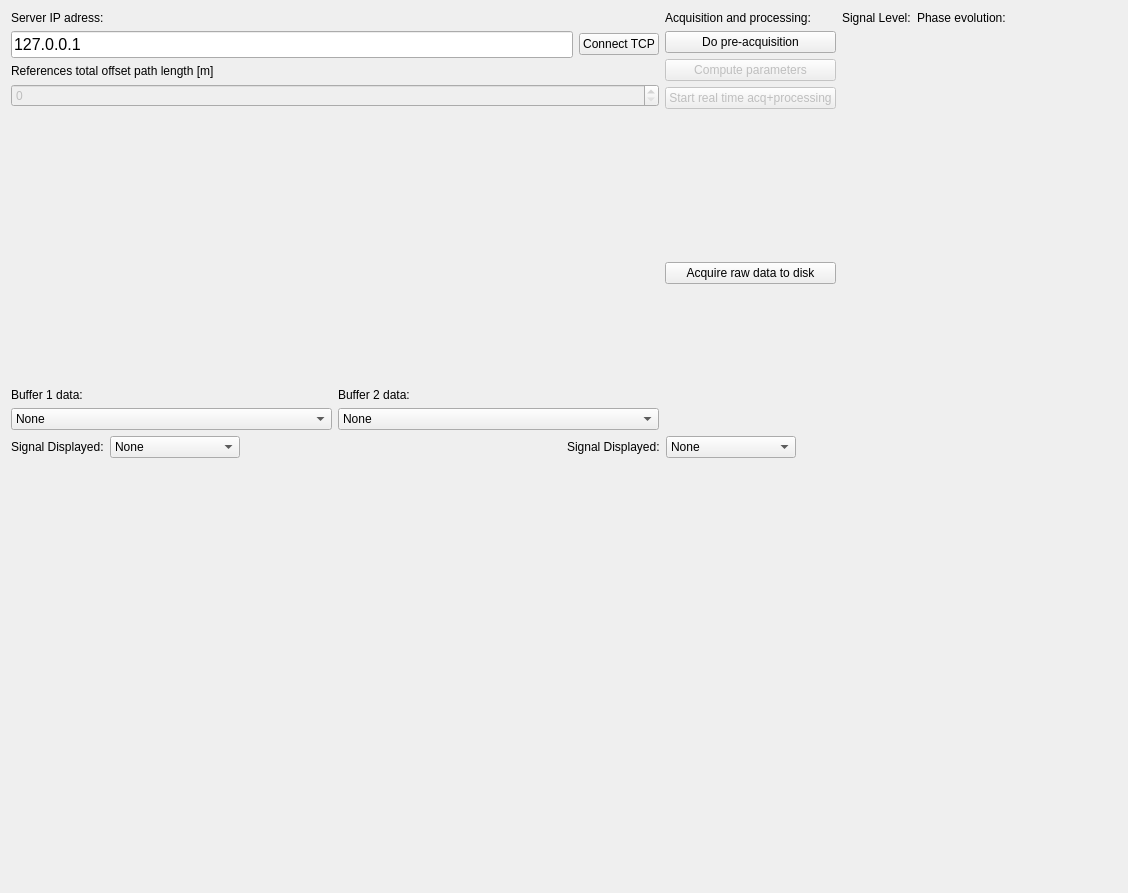
Qt form python_interface/ui_elements/tab_controls.ui (MathWalsh/The_PUG_DCS_on_GPU) before a commit.
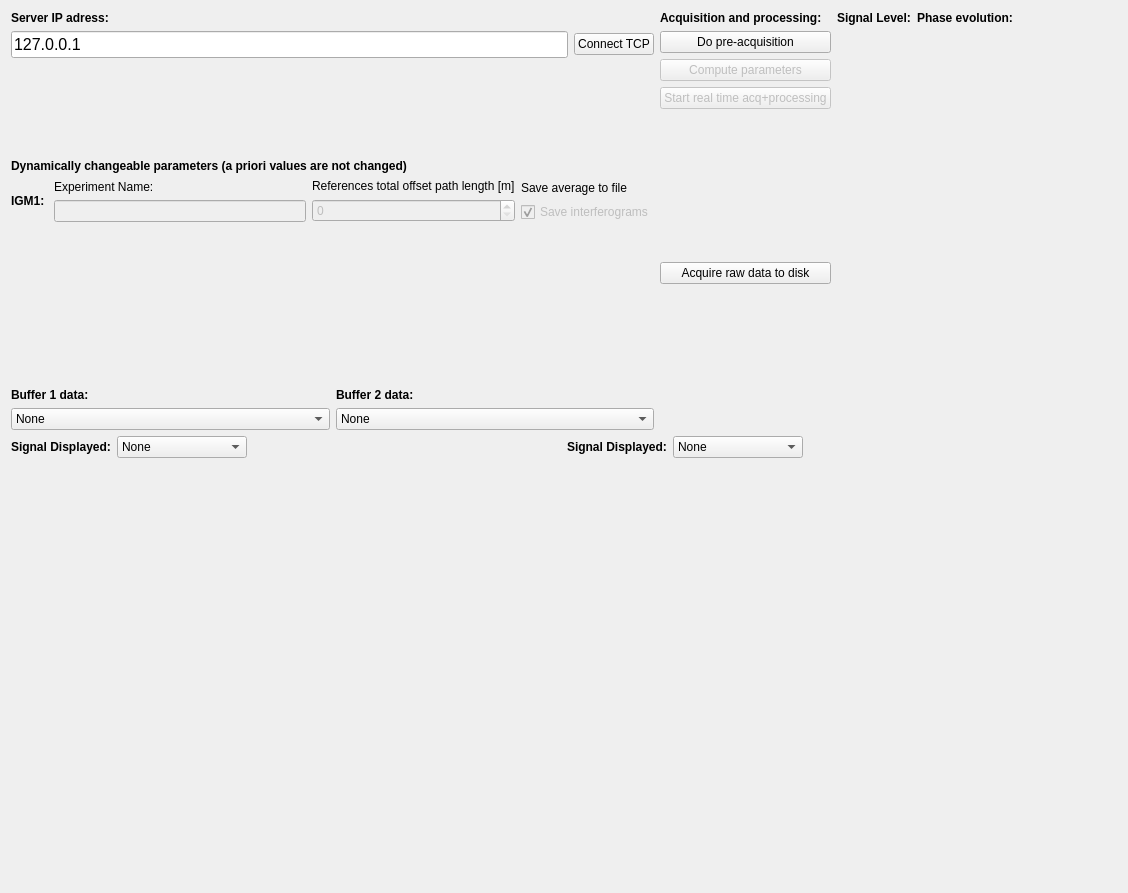
The same form after that commit. Custom widgets are drawn as their Qt base class.

Commit message: Added UDP remote control to Python GUI, minor refactor of mai window, put utility functions in separate files

Diff of the .ui file:
```diff
--- a/python_interface/ui_elements/tab_controls.ui
+++ b/python_interface/ui_elements/tab_controls.ui
@@ -28,6 +28,12 @@
              <verstretch>0</verstretch>
             </sizepolicy>
            </property>
+           <property name="font">
+            <font>
+             <weight>75</weight>
+             <bold>true</bold>
+            </font>
+           </property>
            <property name="text">
             <string>Server IP adress:</string>
            </property>
@@ -58,39 +64,176 @@
          </item>
         </layout>
        </item>
+       <item>
+        <spacer name="verticalSpacer_5">
+         <property name="orientation">
+          <enum>Qt::Vertical</enum>
+         </property>
+         <property name="sizeHint" stdset="0">
+          <size>
+           <width>20</width>
+           <height>40</height>
+          </size>
+         </property>
+        </spacer>
+       </item>
+       <item>
+        <widget class="QLabel" name="label_4">
+         <property name="font">
+          <font>
+           <weight>75</weight>
+           <bold>true</bold>
+          </font>
+         </property>
+         <property name="text">
+          <string>Dynamically changeable parameters (a priori values are not changed)</string>
+         </property>
+        </widget>
+       </item>
        <item>
         <layout class="QVBoxLayout" name="verticalLayout_3">
          <item>
-          <layout class="QHBoxLayout" name="horizontalLayout_8"/>
+          <layout class="QHBoxLayout" name="horizontalLayout">
+           <item>
+            <widget class="QLabel" name="label_12">
+             <property name="font">
+              <font>
+               <weight>75</weight>
+               <bold>true</bold>
+              </font>
+             </property>
+             <property name="text">
+              <string>IGM1: </string>
+             </property>
+            </widget>
+           </item>
+           <item>
+            <layout class="QVBoxLayout" name="verticalLayout_11">
+             <item>
+              <widget class="QLabel" name="label_3">
+               <property name="font">
+                <font>
+                 <weight>50</weight>
+                 <bold>false</bold>
+                </font>
+               </property>
+               <property name="text">
+                <string>Experiment Name:</string>
+               </property>
+              </widget>
+             </item>
+             <item>
+              <widget class="QLineEdit" name="igm1_expName">
+               <property name="enabled">
+                <bool>false</bool>
+               </property>
+              </widget>
+             </item>
+            </layout>
+           </item>
+           <item>
+            <layout class="QVBoxLayout" name="verticalLayout_9">
+             <item>
+              <widget class="QLabel" name="label_2">
+               <property name="font">
+                <font>
+                 <weight>50</weight>
+                 <bold>false</bold>
+                </font>
+               </property>
+               <property name="text">
+                <string>References total offset path length [m]</string>
+               </property>
+              </widget>
+             </item>
+             <item>
+              <widget class="QSpinBox" name="igm1_pathLength_Spinbox">
+               <property name="enabled">
+                <bool>false</bool>
+               </property>
+               <property name="minimum">
+                <number>0</number>
+               </property>
+               <property name="maximum">
+                <number>20000</number>
+               </property>
+               <property name="singleStep">
+                <number>10</number>
+               </property>
+              </widget>
+             </item>
+            </layout>
+           </item>
+           <item>
+            <layout class="QVBoxLayout" name="verticalLayout_14">
+             <item>
+              <widget class="QLabel" name="label_14">
+               <property name="font">
+                <font>
+                 <weight>50</weight>
+                 <bold>false</bold>
+                </font>
+               </property>
+               <property name="text">
+                <string>Save average to file</string>
+               </property>
+              </widget>
+             </item>
+             <item>
+              <widget class="QCheckBox" name="igm1_saveIGMs">
+               <property name="enabled">
+                <bool>false</bool>
+               </property>
+               <property name="text">
+                <string>Save interferograms</string>
+               </property>
+               <property name="checked">
+                <bool>true</bool>
+               </property>
+              </widget>
+             </item>
+            </layout>
+           </item>
+          </layout>
          </item>
          <item>
-          <layout class="QHBoxLayout" name="horizontalLayout_2"/>
-         </item>
-         <item>
-          <widget class="QLabel" name="label_2">
-           <property name="text">
-            <string>References total offset path length [m]</string>
+          <spacer name="verticalSpacer_6">
+           <property name="orientation">
+            <enum>Qt::Vertical</enum>
            </property>
-          </widget>
+           <property name="sizeHint" stdset="0">
+            <size>
+             <width>20</width>
+             <height>40</height>
+            </size>
+           </property>
+          </spacer>
          </item>
          <item>
-          <widget class="QSpinBox" name="pathLength_Spinbox">
-           <property name="enabled">
-            <bool>false</bool>
+          <spacer name="verticalSpacer_7">
+           <property name="orientation">
+            <enum>Qt::Vertical</enum>
            </property>
-           <property name="minimum">
-            <number>0</number>
+           <property name="sizeHint" stdset="0">
+            <size>
+             <width>20</width>
+             <height>40</height>
+            </size>
            </property>
-           <property name="maximum">
-            <number>20000</number>
-           </property>
-           <property name="singleStep">
-            <number>10</number>
-           </property>
-          </widget>
+          </spacer>
          </item>
          <item>
-          <layout class="QVBoxLayout" name="verticalLayout_9"/>
+          <spacer name="verticalSpacer_8">
+           <property name="orientation">
+            <enum>Qt::Vertical</enum>
+           </property>
+           <property name="sizeHint" stdset="0">
+            <size>
+             <width>20</width>
+             <height>40</height>
+            </size>
+           </property>
+          </spacer>
          </item>
          <item>
           <spacer name="verticalSpacer">
@@ -117,6 +260,12 @@
                  <verstretch>0</verstretch>
                 </sizepolicy>
                </property>
+               <property name="font">
+                <font>
+                 <weight>75</weight>
+                 <bold>true</bold>
+                </font>
+               </property>
                <property name="text">
                 <string>Buffer 1 data:</string>
                </property>
@@ -194,6 +343,12 @@
                  <verstretch>0</verstretch>
                 </sizepolicy>
                </property>
+               <property name="font">
+                <font>
+                 <weight>75</weight>
+                 <bold>true</bold>
+                </font>
+               </property>
                <property name="text">
                 <string>Buffer 2 data:</string>
                </property>
@@ -271,6 +426,12 @@
            <verstretch>0</verstretch>
           </sizepolicy>
          </property>
+         <property name="font">
+          <font>
+           <weight>75</weight>
+           <bold>true</bold>
+          </font>
+         </property>
          <property name="text">
           <string>Acquisition and processing:</string>
          </property>
@@ -364,6 +525,12 @@
            <verstretch>0</verstretch>
           </sizepolicy>
          </property>
+         <property name="font">
+          <font>
+           <weight>75</weight>
+           <bold>true</bold>
+          </font>
+         </property>
          <property name="text">
           <string>Phase evolution:</string>
          </property>
@@ -393,6 +560,12 @@
            <verstretch>0</verstretch>
           </sizepolicy>
          </property>
+         <property name="font">
+          <font>
+           <weight>75</weight>
+           <bold>true</bold>
+          </font>
+         </property>
          <property name="text">
           <string>Signal Level:</string>
          </property>
@@ -427,6 +600,12 @@
            <verstretch>0</verstretch>
           </sizepolicy>
          </property>
+         <property name="font">
+          <font>
+           <weight>75</weight>
+           <bold>true</bold>
+          </font>
+         </property>
          <property name="text">
           <string>Signal Displayed:</string>
          </property>
@@ -507,6 +686,12 @@
            <verstretch>0</verstretch>
           </sizepolicy>
          </property>
+         <property name="font">
+          <font>
+           <weight>75</weight>
+           <bold>true</bold>
+          </font>
+         </property>
          <property name="text">
           <string>Signal Displayed:</string>
          </property>
```
The commit also changes 9 other files.
